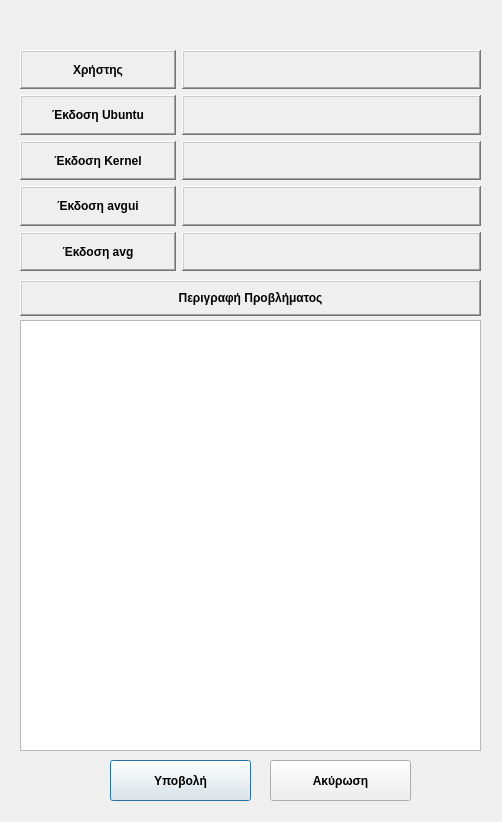
The window that PrimeAVG/ui/problemSubmission.ui (cti-gr/avgui) describes before a commit, drawn with Qt 5.
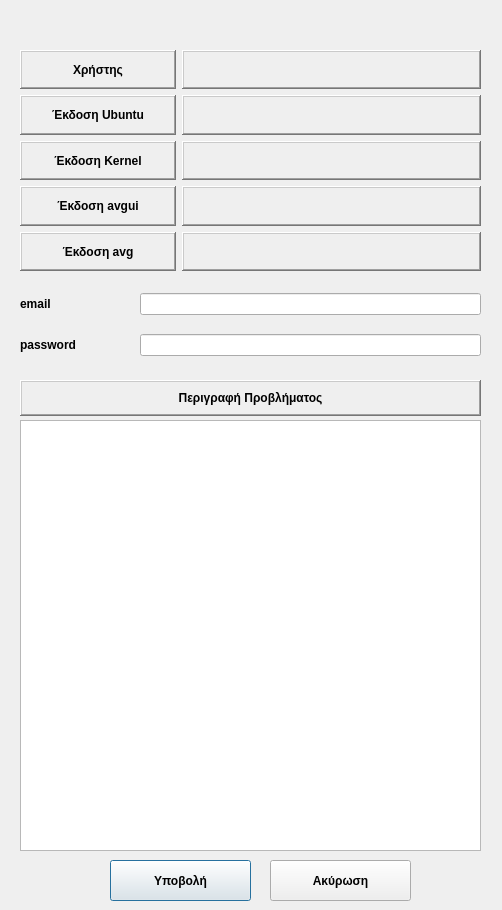
The same window after the commit. Icons and pictures are not drawn.

Patch:
```diff
--- a/PrimeAVG/ui/problemSubmission.ui
+++ b/PrimeAVG/ui/problemSubmission.ui
@@ -7,7 +7,7 @@
     <x>0</x>
     <y>0</y>
     <width>502</width>
-    <height>822</height>
+    <height>910</height>
    </rect>
   </property>
   <property name="font">
@@ -292,7 +292,7 @@
    <property name="geometry">
     <rect>
      <x>110</x>
-     <y>760</y>
+     <y>860</y>
      <width>141</width>
      <height>41</height>
     </rect>
@@ -311,7 +311,7 @@
    <property name="geometry">
     <rect>
      <x>270</x>
-     <y>760</y>
+     <y>860</y>
      <width>141</width>
      <height>41</height>
     </rect>
@@ -330,7 +330,7 @@
    <property name="geometry">
     <rect>
      <x>20</x>
-     <y>280</y>
+     <y>380</y>
      <width>461</width>
      <height>36</height>
     </rect>
@@ -370,12 +370,63 @@
    <property name="geometry">
     <rect>
      <x>20</x>
-     <y>320</y>
+     <y>420</y>
      <width>461</width>
      <height>431</height>
     </rect>
    </property>
   </widget>
+  <widget class="QWidget" name="gridLayoutWidget_2">
+   <property name="geometry">
+    <rect>
+     <x>20</x>
+     <y>280</y>
+     <width>461</width>
+     <height>91</height>
+    </rect>
+   </property>
+   <layout class="QGridLayout" name="gridLayout_2">
+    <item row="2" column="0">
+     <widget class="QLabel" name="label">
+      <property name="sizePolicy">
+       <sizepolicy hsizetype="Preferred" vsizetype="Preferred">
+        <horstretch>1</horstretch>
+        <verstretch>0</verstretch>
+       </sizepolicy>
+      </property>
+      <property name="text">
+       <string>password</string>
+      </property>
+     </widget>
+    </item>
+    <item row="2" column="1">
+     <widget class="QLineEdit" name="txtPassword"/>
+    </item>
+    <item row="0" column="0">
+     <widget class="QLabel" name="label_2">
+      <property name="sizePolicy">
+       <sizepolicy hsizetype="Preferred" vsizetype="Preferred">
+        <horstretch>1</horstretch>
+        <verstretch>0</verstretch>
+       </sizepolicy>
+      </property>
+      <property name="text">
+       <string>email</string>
+      </property>
+     </widget>
+    </item>
+    <item row="0" column="1">
+     <widget class="QLineEdit" name="txtEmail">
+      <property name="sizePolicy">
+       <sizepolicy hsizetype="Expanding" vsizetype="Fixed">
+        <horstretch>3</horstretch>
+        <verstretch>0</verstretch>
+       </sizepolicy>
+      </property>
+     </widget>
+    </item>
+   </layout>
+  </widget>
  </widget>
  <resources>
   <include location="../media/avg.qrc"/>
```
Left out of the diff: 24 changed lines with no effect on the pictures.
